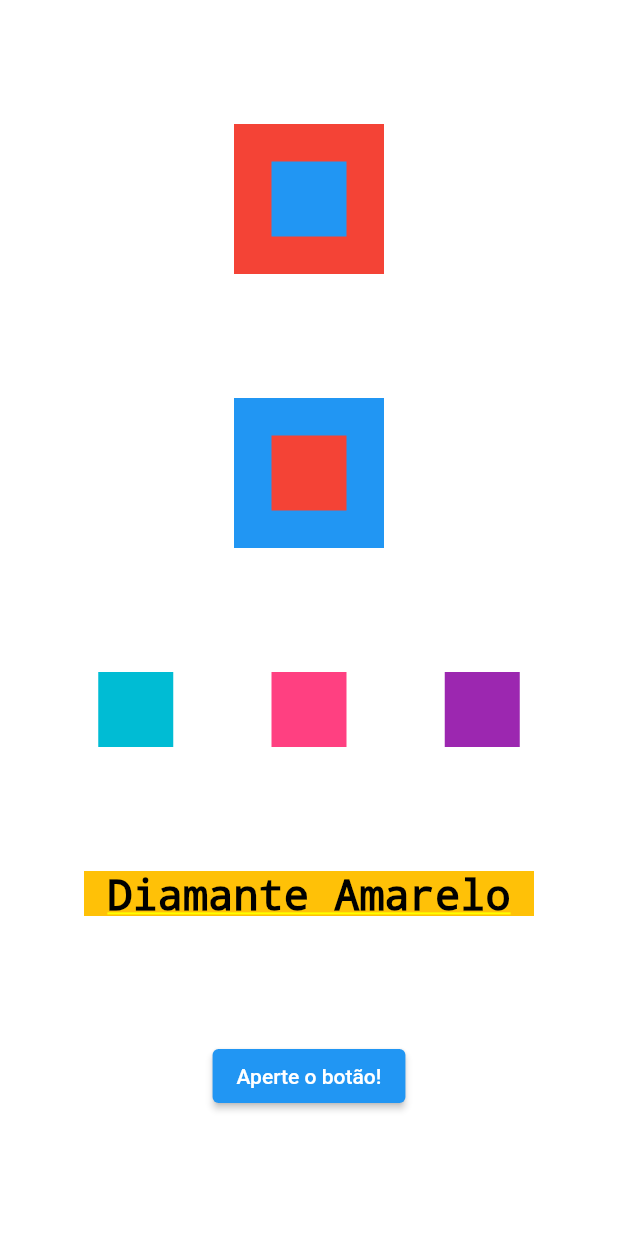
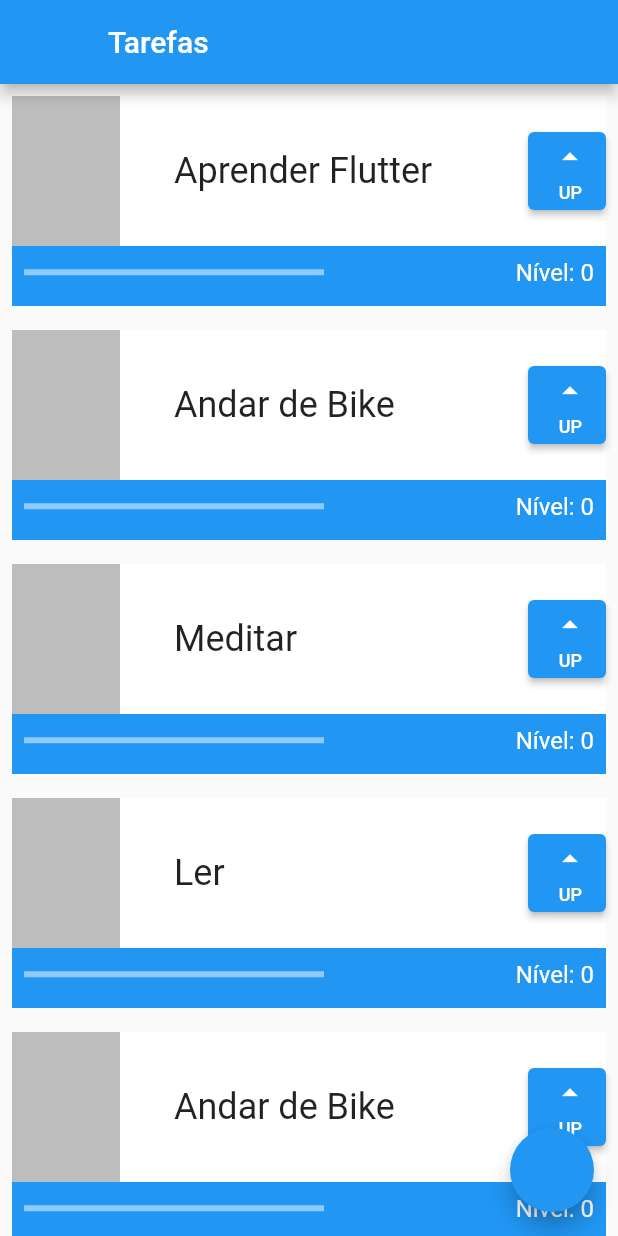
Before and after one commit to victoroliveira93/nosso_primeiro_projeto, a Flutter app: the screen it shows after launch, on a phone screen of 412 x 824 dp. Run offline on Flutter 3.47's test engine with Material 2 defaults, Android fonts, the phone set to English and light mode, and no system bars.

Commit message:
statefull and stateless widgets

```diff
--- a/lib/main.dart
+++ b/lib/main.dart
@@ -5,9 +5,7 @@ void main() {
 }
 
 class MyApp extends StatelessWidget {
-  const MyApp
-
-  ({super.key});
+  const MyApp({super.key});
 
   @override
   Widget build(BuildContext context) {
@@ -16,80 +14,122 @@ class MyApp extends StatelessWidget {
       theme: ThemeData(
         primarySwatch: Colors.blue,
       ),
-        home: Container(
-            color: Colors.white,
-            child: Column(
-              mainAxisAlignment: MainAxisAlignment.spaceEvenly,
-              crossAxisAlignment: CrossAxisAlignment.center,
+      home: Scaffold(
+          appBar: AppBar(
+            leading: Container(),
+            title: Text('Tarefas'),
+          ),
+          body: ListView(
             children: [
-                Stack(
-                  alignment: AlignmentDirectional.center,
+              Task('Aprender Flutter'),
+              Task('Andar de Bike'),
+              Task('Meditar'),
+              Task('Ler'),
+              Task('Andar de Bike'),
+              Task('Meditar'),
+              Task('Aprender Flutter fwfwefwefwefwefwefwfwf'),
+              Task('Andar de Bike'),
+              Task('Meditar'),
+              Task('Aprender Flutter'),
+              Task('Andar de Bike'),
+              Task('Meditar'),
+            ],
+          ),
+          floatingActionButton: FloatingActionButton(onPressed: () {})),
+    );
+  }
+}
+
+class Task extends StatefulWidget {
+  final String nome;
+
+  const Task(this.nome, {Key? key}) : super(key: key);
+
+  @override
+  State<Task> createState() => _TaskState();
+}
+
+class _TaskState extends State<Task> {
+  int nivel = 0;
+
+  @override
+  Widget build(BuildContext context) {
+    return Padding(
+      padding: const EdgeInsets.all(8.0),
+      child: Container(
+          child: Stack(
         children: [
           Container(
-                      color: Colors.red,
-                      width: 100,
+            color: Colors.blue,
+            height: 140,
+          ),
+          Column(
+            children: [
+              Container(
+                color: Colors.white,
+                height: 100,
+                child: Row(
+                  mainAxisAlignment: MainAxisAlignment.spaceBetween,
+                  children: [
+                    Container(
+                      color: Colors.black26,
+                      width: 72,
                       height: 100,
                     ),
                     Container(
-                      color: Colors.blue,
-                      width: 50,
-                      height: 50,
+                      width: 200,
+                      child: Text(
+                        widget.nome,
+                        style: TextStyle(
+                            fontSize: 24, overflow: TextOverflow.ellipsis),
+                      ),
+                    ),
+                    Container(
+                      height: 52,
+                      width: 52,
+                      child: ElevatedButton(
+                          onPressed: () {
+                            setState(() {
+                              nivel++;
+                            });
+
+                            print(nivel);
+                          },
+                          child: Column(
+                            mainAxisAlignment: MainAxisAlignment.spaceEvenly,
+                            crossAxisAlignment: CrossAxisAlignment.end,
+                            children: [
+                              Icon(Icons.arrow_drop_up),
+                              Text('UP', style: TextStyle(fontSize: 12),)
+                            ],
+                          )),
                     )
                   ],
                 ),
-                Stack(
-                  alignment: AlignmentDirectional.center,
+              ),
+              Row(
+                mainAxisAlignment: MainAxisAlignment.spaceBetween,
                 children: [
-                    Container(
-                      color: Colors.blue,
-                      width: 100,
-                      height: 100,
+                  Padding(
+                    padding: const EdgeInsets.all(8.0),
+                    child: Container(
+                        width: 200,
+                        child: LinearProgressIndicator(
+                            color: Colors.white, value: nivel / 10)),
                   ),
-                    Container(
-                      color: Colors.red,
-                      width: 50,
-                      height: 50,
+                  Padding(
+                    padding: const EdgeInsets.all(8.0),
+                    child: Text(
+                      'Nível: $nivel',
+                      style: TextStyle(color: Colors.white, fontSize: 16),
+                    ),
+                  ),
+                ],
+              ),
+            ],
           )
         ],
-                ),
-                Row(
-                  mainAxisAlignment: MainAxisAlignment.spaceEvenly,
-                  crossAxisAlignment: CrossAxisAlignment.center,
-                  children: [
-                    Container(
-                      color: Colors.cyan,
-                      width: 50,
-                      height: 50,
-                    ),
-                    Container(
-                      color: Colors.pinkAccent,
-                      width: 50,
-                      height: 50,
-                    ),
-                    Container(
-                      color: Colors.purple,
-                      width: 50,
-                      height: 50,
-                    )
-                  ],
-                ),
-                Container(
-                  color: Colors.amber,
-                  height: 30,
-                  width: 300,
-                  child: Text(
-                    'Diamante Amarelo',
-                    style: TextStyle(color: Colors.black, fontSize: 28),
-                    textAlign: TextAlign.center,
-                  ),
-                ),
-                ElevatedButton(onPressed: () {
-                  print('Você apertou o Botão');
-                }, child: Text('Aperte o botão!')
-                )
-              ],
-            )
-        )
+      )),
     );
   }
 }
```
Also changed, not shown: lib/minha_primeira_tela.dart (added, +74 -0 lines). Lines whose indentation alone changed are shown as unchanged.
